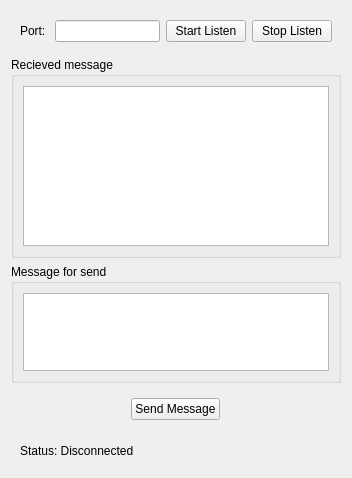
Qt form tcpserverwidget.ui (blightue/QNetCmnct) before a commit.
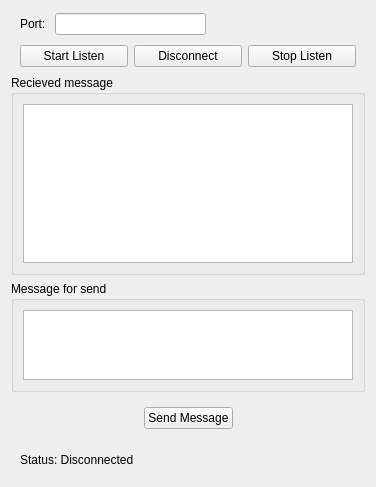
The same form after that commit.

```diff
--- a/tcpserverwidget.ui
+++ b/tcpserverwidget.ui
@@ -6,8 +6,8 @@
    <rect>
     <x>0</x>
     <y>0</y>
-    <width>352</width>
-    <height>478</height>
+    <width>376</width>
+    <height>487</height>
    </rect>
   </property>
   <property name="windowTitle">
@@ -17,6 +17,12 @@
    <item>
     <widget class="QWidget" name="widget" native="true">
      <layout class="QHBoxLayout" name="horizontalLayout">
+      <property name="topMargin">
+       <number>2</number>
+      </property>
+      <property name="bottomMargin">
+       <number>2</number>
+      </property>
       <item>
        <widget class="QLabel" name="label">
         <property name="text">
@@ -25,8 +31,40 @@
        </widget>
       </item>
       <item>
-       <widget class="QLineEdit" name="portInput"/>
+       <widget class="QLineEdit" name="portInput">
+        <property name="minimumSize">
+         <size>
+          <width>60</width>
+          <height>0</height>
+         </size>
+        </property>
+       </widget>
       </item>
+      <item>
+       <spacer name="horizontalSpacer_3">
+        <property name="orientation">
+         <enum>Qt::Horizontal</enum>
+        </property>
+        <property name="sizeHint" stdset="0">
+         <size>
+          <width>40</width>
+          <height>20</height>
+         </size>
+        </property>
+       </spacer>
+      </item>
+     </layout>
+    </widget>
+   </item>
+   <item>
+    <widget class="QWidget" name="widget_4" native="true">
+     <layout class="QHBoxLayout" name="horizontalLayout_5">
+      <property name="topMargin">
+       <number>2</number>
+      </property>
+      <property name="bottomMargin">
+       <number>2</number>
+      </property>
       <item>
        <widget class="QPushButton" name="setListenButton">
         <property name="text">
@@ -34,6 +72,13 @@
         </property>
        </widget>
       </item>
+      <item>
+       <widget class="QPushButton" name="disConButton">
+        <property name="text">
+         <string>Disconnect</string>
+        </property>
+       </widget>
+      </item>
       <item>
        <widget class="QPushButton" name="stopLisBtn">
         <property name="text">
@@ -57,7 +102,11 @@
      </property>
      <layout class="QHBoxLayout" name="horizontalLayout_2">
       <item>
-       <widget class="QTextEdit" name="historyMsg"/>
+       <widget class="QTextEdit" name="historyMsg">
+        <property name="readOnly">
+         <bool>true</bool>
+        </property>
+       </widget>
       </item>
      </layout>
     </widget>
```
